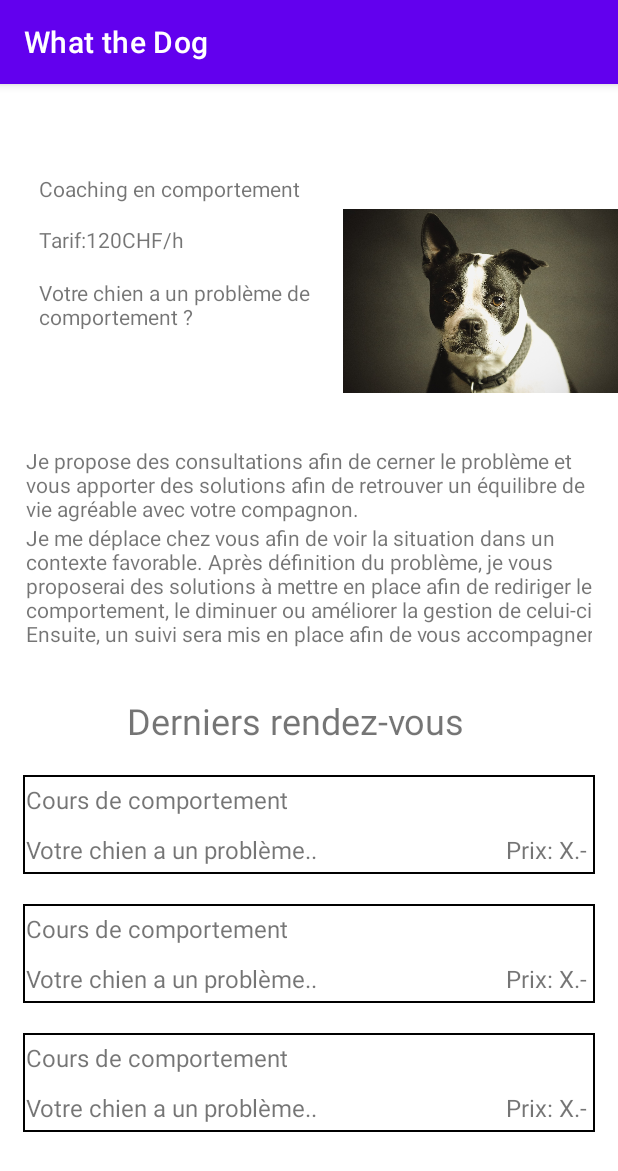
After one commit to robielTes/What_the_dog, an Android app: the fragment ServiceDetailFragment shown on its own in the app's theme, on a phone screen of 412 x 824 dp. The commit adds this screen. Shown: the top 1171 px of the screen. Run offline under Robolectric (Android 15) with nearby library versions, the phone set to English and light mode, and no system bars.

Commit message:
Add service detail fragment

```diff
--- /dev/null
+++ b/app/src/main/java/CPNV/what_the_dog/ServiceDetailFragment.kt
@@ -0,0 +1,59 @@
+package CPNV.what_the_dog
+
+import android.os.Bundle
+import androidx.fragment.app.Fragment
+import android.view.LayoutInflater
+import android.view.View
+import android.view.ViewGroup
+
+// TODO: Rename parameter arguments, choose names that match
+// the fragment initialization parameters, e.g. ARG_ITEM_NUMBER
+private const val ARG_PARAM1 = "param1"
+private const val ARG_PARAM2 = "param2"
+
+/**
+ * A simple [Fragment] subclass.
+ * Use the [ServiceDetailFragment.newInstance] factory method to
+ * create an instance of this fragment.
+ */
+class ServiceDetailFragment : Fragment() {
+    // TODO: Rename and change types of parameters
+    private var param1: String? = null
+    private var param2: String? = null
+
+    override fun onCreate(savedInstanceState: Bundle?) {
+        super.onCreate(savedInstanceState)
+        arguments?.let {
+            param1 = it.getString(ARG_PARAM1)
+            param2 = it.getString(ARG_PARAM2)
+        }
+    }
+
+    override fun onCreateView(
+        inflater: LayoutInflater, container: ViewGroup?,
+        savedInstanceState: Bundle?
+    ): View? {
+        // Inflate the layout for this fragment
+        return inflater.inflate(R.layout.fragment_service_detail, container, false)
+    }
+
+    companion object {
+        /**
+         * Use this factory method to create a new instance of
+         * this fragment using the provided parameters.
+         *
+         * @param param1 Parameter 1.
+         * @param param2 Parameter 2.
+         * @return A new instance of fragment ServiceDetailFragment.
+         */
+        // TODO: Rename and change types and number of parameters
+        @JvmStatic
+        fun newInstance(param1: String, param2: String) =
+            ServiceDetailFragment().apply {
+                arguments = Bundle().apply {
+                    putString(ARG_PARAM1, param1)
+                    putString(ARG_PARAM2, param2)
+                }
+            }
+    }
+}
--- /dev/null
+++ b/app/src/main/res/layout/fragment_service_detail.xml
@@ -0,0 +1,251 @@
+<?xml version="1.0" encoding="utf-8"?>
+<androidx.constraintlayout.widget.ConstraintLayout xmlns:android="http://schemas.android.com/apk/res/android"
+xmlns:app="http://schemas.android.com/apk/res-auto"
+xmlns:tools="http://schemas.android.com/tools"
+android:layout_width="match_parent"
+android:layout_height="match_parent"
+tools:context=".ServiceDetailFragment">
+
+
+    <androidx.constraintlayout.widget.ConstraintLayout
+        android:id="@+id/constraintLayout2"
+        android:layout_width="396dp"
+        android:layout_height="156dp"
+        android:layout_marginTop="60dp"
+        app:layout_constraintEnd_toEndOf="parent"
+        app:layout_constraintHorizontal_bias="1.0"
+        app:layout_constraintStart_toStartOf="parent"
+        app:layout_constraintTop_toTopOf="parent"
+        tools:ignore="MissingConstraints">
+
+        <ImageView
+            android:id="@+id/imageView"
+            android:layout_width="183dp"
+            android:layout_height="153dp"
+            android:layout_marginTop="8dp"
+            app:layout_constraintEnd_toEndOf="parent"
+            app:layout_constraintHorizontal_bias="1.0"
+            app:layout_constraintStart_toEndOf="@+id/linearLayout"
+            app:layout_constraintTop_toTopOf="parent"
+            app:srcCompat="@raw/coaching" />
+
+        <LinearLayout
+            android:id="@+id/linearLayout"
+            android:layout_width="189dp"
+            android:layout_height="118dp"
+            android:layout_marginStart="10dp"
+            android:orientation="vertical"
+            app:layout_constraintStart_toStartOf="parent"
+            tools:ignore="MissingConstraints"
+            tools:layout_editor_absoluteY="27dp">
+
+
+            <TextView
+                android:id="@+id/textView"
+                android:layout_width="wrap_content"
+                android:layout_height="34dp"
+                android:text="Coaching en comportement"
+                app:layout_constraintStart_toEndOf="@+id/imageView"
+                app:layout_constraintTop_toBottomOf="@+id/editTextTextPersonName" />
+
+            <TextView
+                android:id="@+id/textView2"
+                android:layout_width="116dp"
+                android:layout_height="35dp"
+                android:text="Tarif:120CHF/h"
+                app:layout_constraintStart_toEndOf="@+id/imageView"
+                app:layout_constraintTop_toBottomOf="@+id/editTextTextPersonName" />
+
+            <TextView
+                android:id="@+id/textView3"
+                android:layout_width="match_parent"
+                android:layout_height="34dp"
+                android:text="Votre chien a un problème de comportement ?"
+                app:layout_constraintStart_toEndOf="@+id/imageView"
+                app:layout_constraintTop_toBottomOf="@+id/editTextTextPersonName" />
+
+
+        </LinearLayout>
+
+    </androidx.constraintlayout.widget.ConstraintLayout>
+
+    <LinearLayout
+        android:id="@+id/linearLayout5"
+        android:layout_width="377dp"
+        android:layout_height="151dp"
+        android:layout_marginTop="25dp"
+        android:orientation="vertical"
+        app:layout_constraintEnd_toEndOf="parent"
+        app:layout_constraintStart_toStartOf="parent"
+        app:layout_constraintTop_toBottomOf="@+id/constraintLayout2"
+        tools:ignore="MissingConstraints">
+
+
+        <TextView
+            android:id="@+id/textView6"
+            android:layout_width="384dp"
+            android:layout_height="wrap_content"
+            android:text="Je propose des consultations afin de cerner le problème et vous apporter des solutions afin de retrouver un équilibre de vie agréable avec votre compagnon."
+            app:layout_constraintStart_toEndOf="@+id/imageView"
+            app:layout_constraintTop_toBottomOf="@+id/editTextTextPersonName" />
+
+        <TextView
+            android:id="@+id/textView7"
+            android:layout_width="384dp"
+            android:layout_height="wrap_content"
+            android:text="Je me déplace chez vous afin de voir la situation dans un contexte favorable. Après définition du problème, je vous proposerai des solutions à mettre en place afin de rediriger le comportement, le diminuer ou améliorer la gestion de celui-ci. Ensuite, un suivi sera mis en place afin de vous accompagner."
+            app:layout_constraintStart_toEndOf="@+id/imageView"
+            app:layout_constraintTop_toBottomOf="@+id/editTextTextPersonName" />
+
+
+    </LinearLayout>
+
+    <TextView
+        android:id="@+id/textView8"
+        android:layout_width="wrap_content"
+        android:layout_height="wrap_content"
+        android:layout_marginTop="15dp"
+        android:layout_marginEnd="18dp"
+        android:text="Derniers rendez-vous"
+        android:textSize="24sp"
+        app:layout_constraintEnd_toEndOf="parent"
+        app:layout_constraintStart_toStartOf="parent"
+        app:layout_constraintTop_toBottomOf="@+id/linearLayout5" />
+
+    <androidx.constraintlayout.widget.ConstraintLayout
+        android:id="@+id/n1"
+        android:layout_width="381dp"
+        android:layout_height="66dp"
+        android:layout_marginTop="20dp"
+        android:background="@drawable/border"
+        app:layout_constraintEnd_toEndOf="parent"
+        app:layout_constraintStart_toStartOf="parent"
+        app:layout_constraintTop_toBottomOf="@+id/textView8">
+
+        <TextView
+            android:id="@+id/textView9"
+            android:layout_width="wrap_content"
+            android:layout_height="wrap_content"
+            android:layout_marginStart="2dp"
+            android:layout_marginTop="5dp"
+            android:text="Cours de comportement"
+            android:textSize="16sp"
+            app:layout_constraintStart_toStartOf="parent"
+            app:layout_constraintTop_toTopOf="parent" />
+
+
+        <TextView
+            android:id="@+id/textView10"
+            android:layout_width="wrap_content"
+            android:layout_height="wrap_content"
+            android:layout_marginEnd="5dp"
+            android:layout_marginBottom="5dp"
+            android:text="Prix: X.-"
+            android:textSize="16sp"
+            app:layout_constraintBottom_toBottomOf="parent"
+            app:layout_constraintEnd_toEndOf="parent" />
+
+        <TextView
+            android:id="@+id/textView11"
+            android:layout_width="wrap_content"
+            android:layout_height="wrap_content"
+            android:layout_marginStart="2dp"
+            android:layout_marginBottom="5dp"
+            android:text="Votre chien a un problème.."
+            android:textSize="16sp"
+            app:layout_constraintBottom_toBottomOf="parent"
+            app:layout_constraintStart_toStartOf="parent" />
+    </androidx.constraintlayout.widget.ConstraintLayout>
+
+    <androidx.constraintlayout.widget.ConstraintLayout
+        android:id="@+id/n2"
+        android:layout_width="381dp"
+        android:layout_height="66dp"
+        android:layout_marginTop="20dp"
+        android:background="@drawable/border"
+        app:layout_constraintEnd_toEndOf="parent"
+        app:layout_constraintStart_toStartOf="parent"
+        app:layout_constraintTop_toBottomOf="@+id/n1">
+
+        <TextView
+            android:id="@+id/textView12"
+            android:layout_width="wrap_content"
+            android:layout_height="wrap_content"
+            android:layout_marginStart="2dp"
+            android:layout_marginTop="5dp"
+            android:text="Cours de comportement"
+            android:textSize="16sp"
+            app:layout_constraintStart_toStartOf="parent"
+            app:layout_constraintTop_toTopOf="parent" />
+
+
+        <TextView
+            android:id="@+id/textView13"
+            android:layout_width="wrap_content"
+            android:layout_height="wrap_content"
+            android:layout_marginEnd="5dp"
+            android:layout_marginBottom="5dp"
+            android:text="Prix: X.-"
+            android:textSize="16sp"
+            app:layout_constraintBottom_toBottomOf="parent"
+            app:layout_constraintEnd_toEndOf="parent" />
+
+        <TextView
+            android:id="@+id/textView14"
+            android:layout_width="wrap_content"
+            android:layout_height="wrap_content"
+            android:layout_marginStart="2dp"
+            android:layout_marginBottom="5dp"
+            android:text="Votre chien a un problème.."
+            android:textSize="16sp"
+            app:layout_constraintBottom_toBottomOf="parent"
+            app:layout_constraintStart_toStartOf="parent" />
+    </androidx.constraintlayout.widget.ConstraintLayout>
+
+    <androidx.constraintlayout.widget.ConstraintLayout
+        android:id="@+id/n3"
+        android:layout_width="381dp"
+        android:layout_height="66dp"
+        android:layout_marginTop="20dp"
+        android:background="@drawable/border"
+        app:layout_constraintEnd_toEndOf="parent"
+        app:layout_constraintStart_toStartOf="parent"
+        app:layout_constraintTop_toBottomOf="@+id/n2">
+
+        <TextView
+            android:id="@+id/textView15"
+            android:layout_width="wrap_content"
+            android:layout_height="wrap_content"
+            android:layout_marginStart="2dp"
+            android:layout_marginTop="5dp"
+            android:text="Cours de comportement"
+            android:textSize="16sp"
+            app:layout_constraintStart_toStartOf="parent"
+            app:layout_constraintTop_toTopOf="parent" />
+
+
+        <TextView
+            android:id="@+id/textView16"
+            android:layout_width="wrap_content"
+            android:layout_height="wrap_content"
+            android:layout_marginEnd="5dp"
+            android:layout_marginBottom="5dp"
+            android:text="Prix: X.-"
+            android:textSize="16sp"
+            app:layout_constraintBottom_toBottomOf="parent"
+            app:layout_constraintEnd_toEndOf="parent" />
+
+        <TextView
+            android:id="@+id/textView17"
+            android:layout_width="wrap_content"
+            android:layout_height="wrap_content"
+            android:layout_marginStart="2dp"
+            android:layout_marginBottom="5dp"
+            android:text="Votre chien a un problème.."
+            android:textSize="16sp"
+            app:layout_constraintBottom_toBottomOf="parent"
+            app:layout_constraintStart_toStartOf="parent" />
+    </androidx.constraintlayout.widget.ConstraintLayout>
+
+
+</androidx.constraintlayout.widget.ConstraintLayout>
--- a/app/src/main/res/menu/activity_main_drawer.xml
+++ b/app/src/main/res/menu/activity_main_drawer.xml
@@ -33,6 +33,10 @@
             android:icon="@mipmap/ic_launcher_foreground"
             android:title="@string/liste_des_services" />
         <item
+            android:id="@+id/nav_service_detail"
+            android:icon="@mipmap/ic_launcher_foreground"
+            android:title="@string/menu_services_detail" />
+        <item
             android:id="@+id/nav_list_dog"
             android:icon="@mipmap/ic_launcher_foreground"
             android:title="@string/menu_list_dog" />
--- a/app/src/main/res/navigation/mobile_navigation.xml
+++ b/app/src/main/res/navigation/mobile_navigation.xml
@@ -22,6 +22,11 @@
         android:name="CPNV.what_the_dog.ui.slideshow.SlideshowFragment"
         android:label="@string/menu_slideshow"
         tools:layout="@layout/fragment_slideshow" />
+    <fragment
+        android:id="@+id/nav_service_detail"
+        android:name="CPNV.what_the_dog.ServiceDetailFragment"
+        android:label="@string/menu_services_detail"
+        tools:layout="@layout/fragment_service_detail" />
     <fragment
         android:id="@+id/nav_list_dog"
         android:name="CPNV.what_the_dog.ListDogFragment"
--- a/app/src/main/res/values/strings.xml
+++ b/app/src/main/res/values/strings.xml
@@ -37,6 +37,7 @@
     <string name="listclient">Listclient</string>
     <string name="cr_e_un_rdv">Crée un RDV</string>
     <string name="liste_des_services">Liste des services</string>
+    <string name="menu_services_detail">Service Detail</string>
     <string-array name="service">
         <item>"Coaching en comportement"</item>
         <item>"Cours d'education prives"</item>
```
Also changed, not shown: app/src/main/res/raw/coaching.jpg (added).
